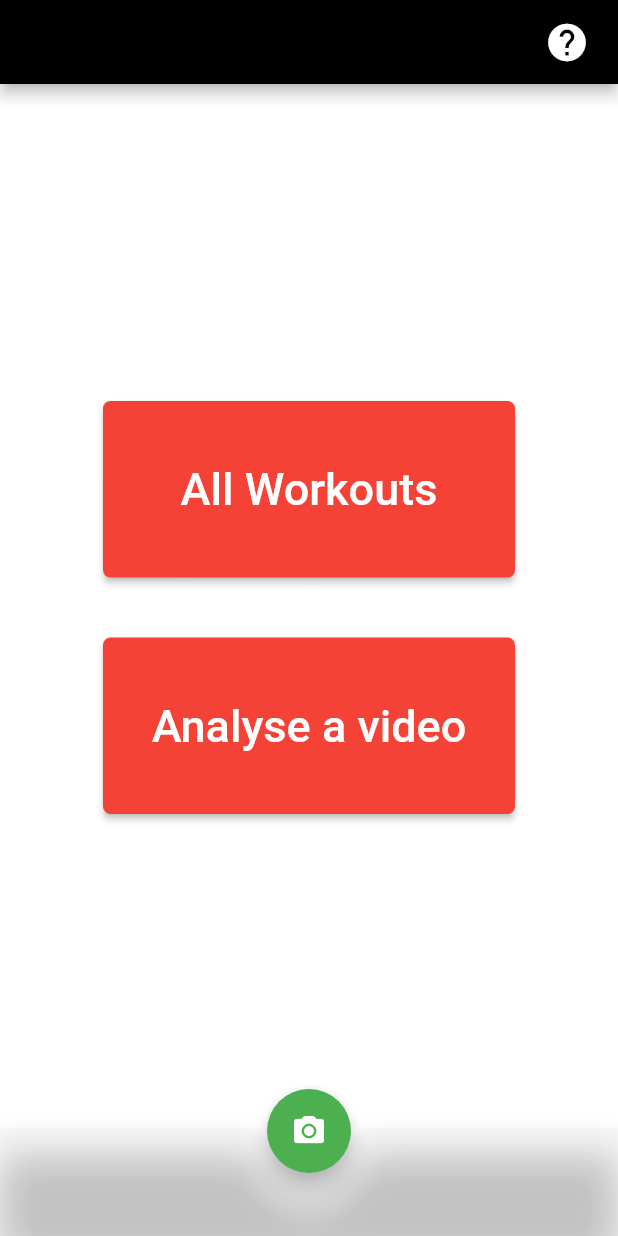
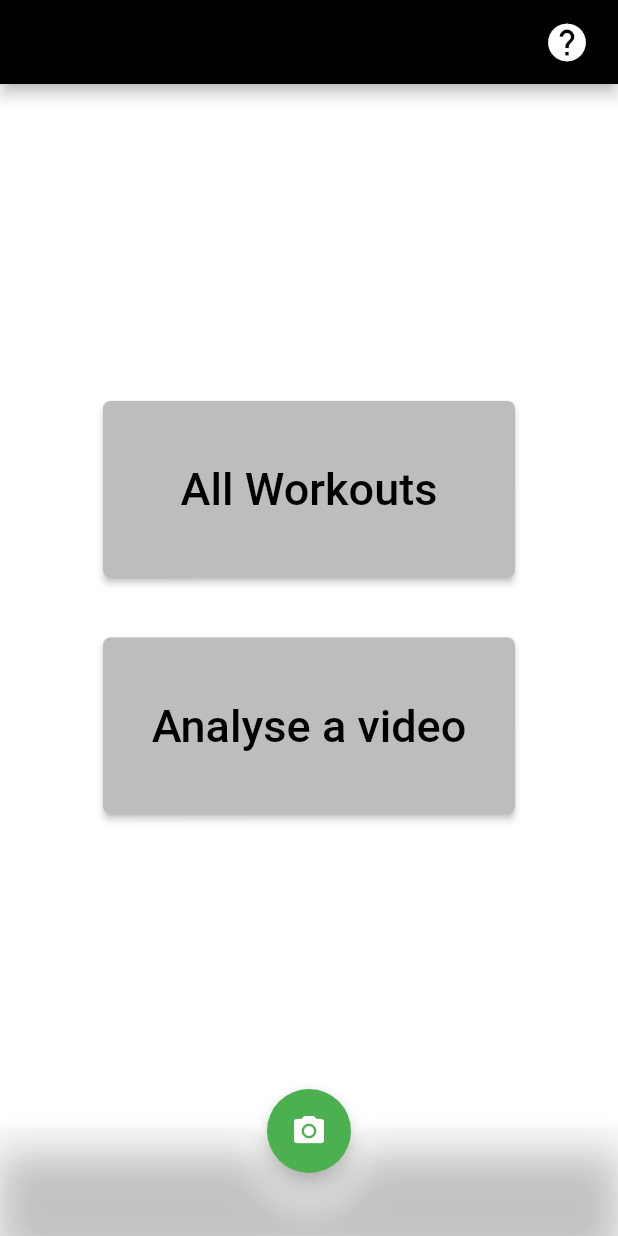
Before and after one commit to AryanSethi/AR-Fit, a Flutter app: the screen it shows after launch, on a phone screen of 412 x 824 dp. Run offline on Flutter 3.47's test engine with Material 2 defaults, Android fonts, the phone set to English and light mode, and no system bars; our stand-ins replace camera, splashscreen; missing offline and left inert: giffy_dialog.

Commit message:
minor changes

```diff
--- a/lib/home_page.dart
+++ b/lib/home_page.dart
@@ -1,9 +1,7 @@
 import 'package:flutter/material.dart';
 import 'package:flutter/widgets.dart';
 import 'package:giffy_dialog/giffy_dialog.dart';
-import 'package:Smart_Workouts/camera.dart';
-import 'package:Smart_Workouts/camera.dart';
-
+import 'package:Smart_Workouts/workouts.dart';
 
 //  --------  HELP  -------- FUNCTION -----
 show_dialogue(context) {
@@ -14,29 +12,24 @@ show_dialogue(context) {
         return Container(
           width: screenSize.height,
           height: screenSize.width,
-
           child: AssetGiffyDialog(
-            image: Image.asset(
-              'assets/help_stick.gif',
-              fit: BoxFit.cover
-            ),
+            image: Image.asset('assets/help_stick.gif', fit: BoxFit.cover),
             title: Text("Guide",
                 style: TextStyle(fontSize: 18.0, fontWeight: FontWeight.w600)),
             description: Text(
               "Use the 'Available workouts' button to check out the full collection of workouts\nAnd use the'Analyse a video'Analyse a video' "
-                  "button to score the posture of a recorded video.",
+              "button to score the posture of a recorded video.",
               textAlign: TextAlign.center,
             ),
             entryAnimation: EntryAnimation.BOTTOM,
-            onOkButtonPressed: ()=> Navigator.of(context).pop(),
+            onOkButtonPressed: () => Navigator.of(context).pop(),
             onlyOkButton: true,
           ),
         );
       });
 }
 
-
-Camera_call(context){
+Camera_call(context) {
   Navigator.pushNamed(context, '/Camera');
 }
 
@@ -59,6 +52,21 @@ class HomePage extends StatelessWidget {
           )
         ],
       ),
+      backgroundColor: Colors.white10,
+      floatingActionButton: FloatingActionButton(
+        onPressed: () => Camera_call(context),
+        backgroundColor: Colors.green,
+        tooltip: 'Camera',
+        child: const Icon(Icons.camera_alt),
+      ),
+      floatingActionButtonLocation: FloatingActionButtonLocation.centerDocked,
+      bottomNavigationBar: BottomAppBar(
+        color: Colors.white12,
+        shape: const CircularNotchedRectangle(),
+        child: Container(
+          height: 70.0,
+        ),
+      ),
       body: Container(
         alignment: Alignment.center,
         child: Column(
@@ -73,14 +81,16 @@ class HomePage extends StatelessWidget {
                   shape: RoundedRectangleBorder(
                     borderRadius: BorderRadius.circular(5.0),
                   ),
-                  color: Colors.red,
+                  color: Colors.grey[400],
                   padding: EdgeInsets.all(15.0),
-                  onPressed: () => {},
+                  onPressed: (){
+                    Navigator.pushNamed(context, '/All Workouts');
+                  },
                   child: Text('All Workouts',
                       textAlign: TextAlign.center,
                       style: TextStyle(
                         fontSize: 30,
-                        color: Colors.white,
+                        color: Colors.black,
                       ))),
             ),
             Container(
@@ -91,34 +101,19 @@ class HomePage extends StatelessWidget {
                   shape: RoundedRectangleBorder(
                     borderRadius: BorderRadius.circular(5.0),
                   ),
-                  color: Colors.red,
+                  color: Colors.grey[400],
                   padding: EdgeInsets.all(15.0),
                   onPressed: () => {},
                   child: Text('Analyse a video',
                       textAlign: TextAlign.center,
                       style: TextStyle(
                         fontSize: 30,
-                        color: Colors.white,
+                        color: Colors.black,
                       ))),
             ),
           ],
         ),
       ),
-      backgroundColor: Colors.white10,
-      floatingActionButton: FloatingActionButton(
-        onPressed: ()=> Camera_call(context),
-        backgroundColor: Colors.green,
-        tooltip: 'Camera',
-        child: const Icon(Icons.camera_alt),
-      ),
-      floatingActionButtonLocation: FloatingActionButtonLocation.centerDocked,
-      bottomNavigationBar: BottomAppBar(
-        color: Colors.white12,
-        shape: const CircularNotchedRectangle(),
-        child: Container(
-          height: 70.0,
-        ),
-      ),
     );
   }
 }
--- a/lib/main.dart
+++ b/lib/main.dart
@@ -1,3 +1,4 @@
+import 'package:Smart_Workouts/workouts.dart';
 import 'package:flutter/material.dart';
 import 'package:flutter/services.dart';
 import 'package:Smart_Workouts/splashscreen.dart';
@@ -23,7 +24,8 @@ class MyApp extends StatelessWidget{
       home: MySplashScreen(),
       debugShowCheckedModeBanner: false,
       routes: <String, WidgetBuilder>{
-        '/Camera': (context) => CameraScreen()
+        '/Camera': (context) => CameraScreen(),
+        '/All Workouts':(context) => Workouts()
       },
     );
   }
```
